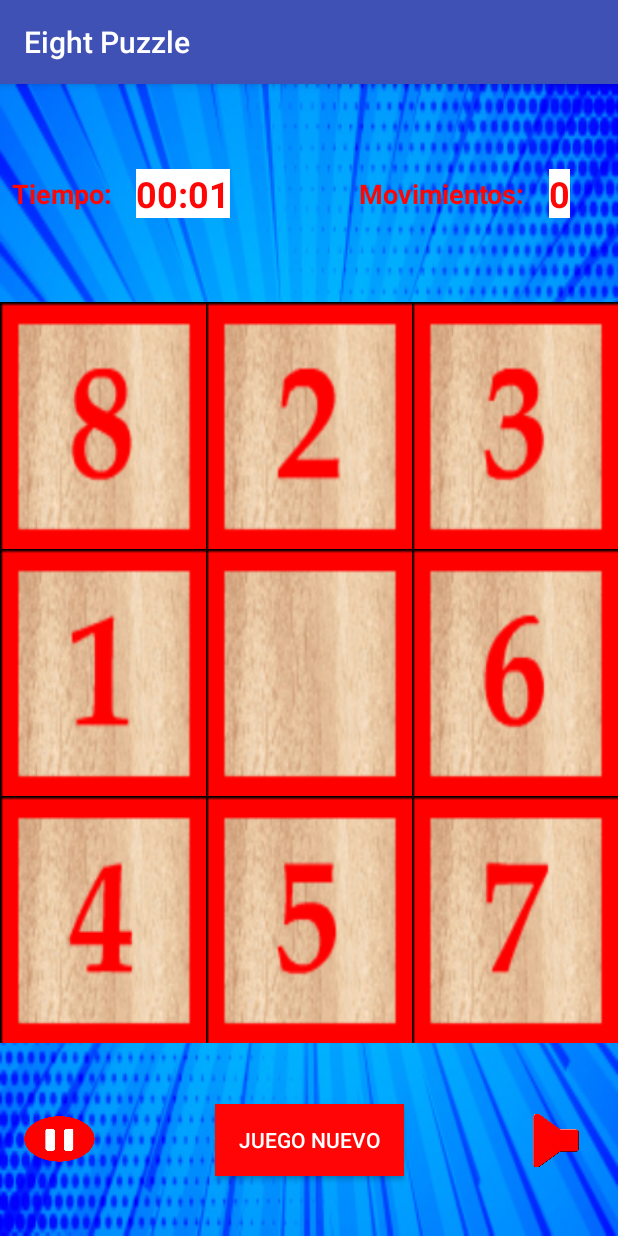
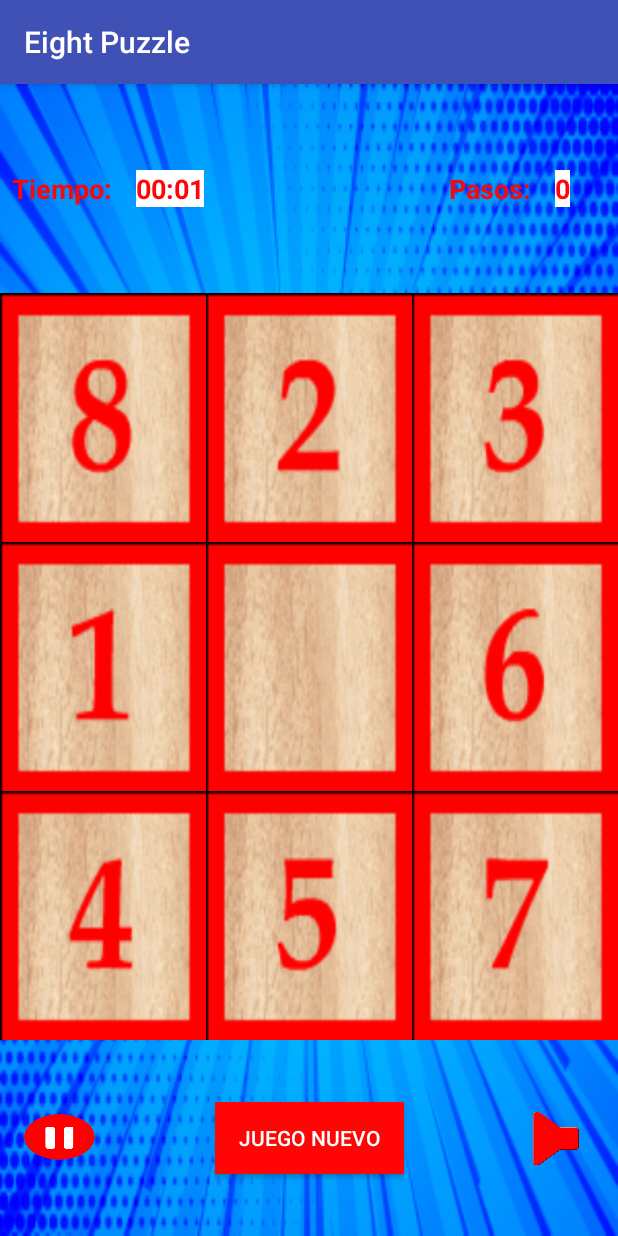
Before and after one commit to edilioGF/EightPuzzleApp, an Android app: the GameActivity screen opened directly, with no data from a screen before it, on a phone screen of 412 x 824 dp. Run offline under Robolectric (Android 15) with nearby library versions, the phone set to English and light mode, and no system bars.

Commit message:
update activity game

```diff
--- a/app/build.gradle
+++ b/app/build.gradle
@@ -4,7 +4,7 @@ android {
     compileSdkVersion 26
     defaultConfig {
         applicationId "com.example.ediliospc.eightpuzzle"
-        minSdkVersion 16
+        minSdkVersion 17
         targetSdkVersion 26
         versionCode 1
         versionName "1.0"
--- a/app/src/main/java/com/example/ediliospc/eightpuzzle/GameActivity.java
+++ b/app/src/main/java/com/example/ediliospc/eightpuzzle/GameActivity.java
@@ -74,9 +74,9 @@ public class GameActivity extends AppCompatActivity implements View.OnClickListe
         ocho.setOnClickListener(this);
         Button nuevo = (Button)findViewById(R.id.buttonN);
         nuevo.setOnClickListener(this);
-        Button pause = (Button)findViewById(R.id.pause);
+        ImageButton pause = (ImageButton)findViewById(R.id.pause);
         pause.setOnClickListener(this);
-        Button sound = (Button)findViewById(R.id.sound);
+        ImageButton sound = (ImageButton)findViewById(R.id.sound);
         sound.setOnClickListener(this);
         mp1 = MediaPlayer.create(this,R.raw.mover);
         mp2 = MediaPlayer.create(this,R.raw.baraje);
--- a/app/src/main/res/layout/activity_game.xml
+++ b/app/src/main/res/layout/activity_game.xml
@@ -22,14 +22,13 @@
             android:layout_marginBottom="8dp"
             android:layout_marginStart="16dp"
             android:layout_marginTop="8dp"
+            android:background="@android:color/background_light"
             android:textColor="@color/colorAccent"
-            android:background="@android:color/background_light"
-            android:textSize="24sp"
+            android:textSize="18sp"
             android:textStyle="bold"
             app:layout_constraintBottom_toBottomOf="parent"
             app:layout_constraintStart_toEndOf="@+id/Tiempo"
-            app:layout_constraintTop_toTopOf="parent"
-            android:layout_marginLeft="16dp" />
+            app:layout_constraintTop_toTopOf="parent" />
 
         <TextView
             android:id="@+id/myTextView"
@@ -38,16 +37,15 @@
             android:layout_marginBottom="8dp"
             android:layout_marginEnd="32dp"
             android:layout_marginTop="8dp"
+            android:background="@android:color/background_light"
             android:text="0"
             android:textAppearance="@style/TextAppearance.AppCompat.Body1"
             android:textColor="@color/colorAccent"
-            android:background="@android:color/background_light"
-            android:textSize="24sp"
+            android:textSize="18sp"
             android:textStyle="bold"
             app:layout_constraintBottom_toBottomOf="parent"
             app:layout_constraintEnd_toEndOf="parent"
-            app:layout_constraintTop_toTopOf="parent"
-            android:layout_marginRight="32dp" />
+            app:layout_constraintTop_toTopOf="parent" />
 
         <TextView
             android:id="@+id/Tiempo"
@@ -74,7 +72,7 @@
             android:layout_marginBottom="8dp"
             android:layout_marginEnd="16dp"
             android:layout_marginTop="8dp"
-            android:text="Movimientos:"
+            android:text="Pasos:"
             android:textAppearance="@style/TextAppearance.AppCompat.Body1"
             android:textColor="@color/colorAccent"
             android:textSize="18sp"
@@ -82,8 +80,7 @@
             app:layout_constraintBottom_toBottomOf="parent"
             app:layout_constraintEnd_toStartOf="@+id/myTextView"
             app:layout_constraintTop_toTopOf="parent"
-            tools:text="Movimientos"
-            android:layout_marginRight="16dp" />
+            tools:text="Pasos:" />
 
     </android.support.constraint.ConstraintLayout>
 
@@ -188,7 +185,7 @@
             app:layout_constraintTop_toTopOf="parent"
             tools:text="Nuevo Juego" />
 
-        <Button
+        <ImageButton
             android:id="@+id/pause"
             android:layout_width="64dp"
             android:layout_height="41dp"
@@ -201,7 +198,7 @@
             app:layout_constraintTop_toTopOf="parent"
             android:layout_marginLeft="8dp" />
 
-        <Button
+        <ImageButton
             android:id="@+id/sound"
             android:layout_width="64dp"
             android:layout_height="41dp"
```
